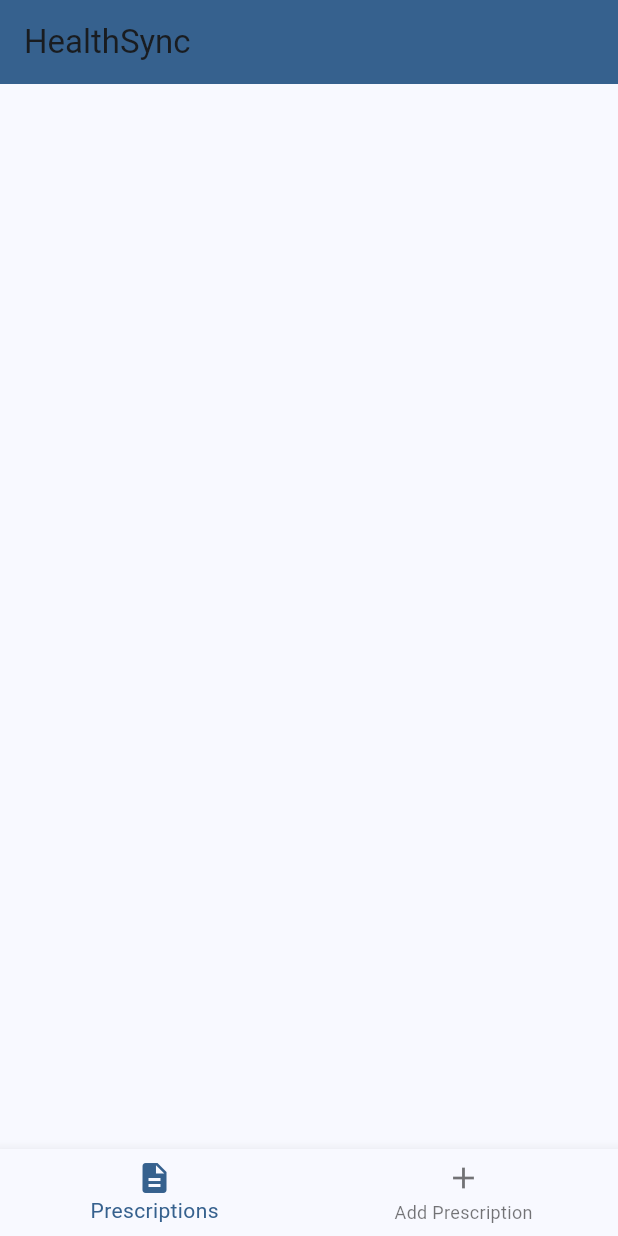
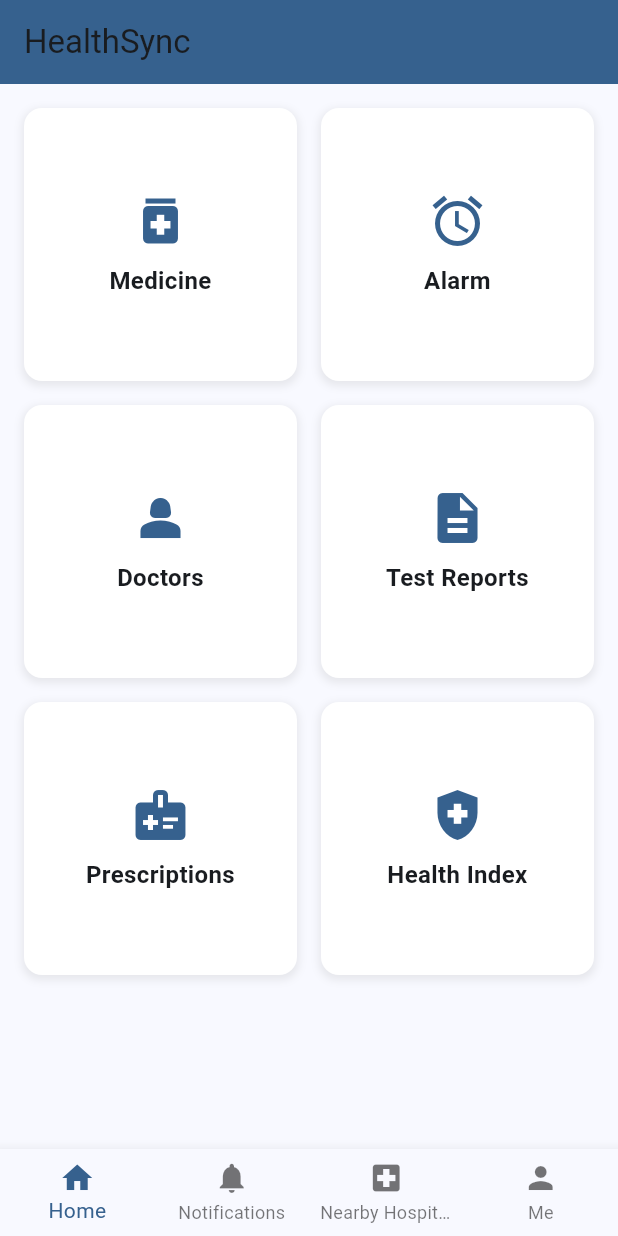
Before and after one commit to hasanalbanna012/healthsync, a Flutter app: the screen it shows after launch, on a phone screen of 412 x 824 dp. Run offline on Flutter 3.47's test engine with Material 3 defaults, Android fonts, the phone set to English and light mode, and no system bars; our stand-ins replace hive, hive_flutter, image_picker; accounts and stored records are empty.

Commit message:
home page added and navigation bar updated

```diff
--- a/lib/main.dart
+++ b/lib/main.dart
@@ -4,6 +4,7 @@ import 'package:hive/hive.dart';
 import 'package:hive_flutter/hive_flutter.dart';
 import 'dart:io';
 import 'models/prescription.dart';
+import 'pages/home_page.dart';
 
 void main() async {
   WidgetsFlutterBinding.ensureInitialized();
@@ -30,7 +31,7 @@ class MyApp extends StatelessWidget {
       theme: ThemeData(
         colorScheme: ColorScheme.fromSeed(seedColor: Colors.blue),
       ),
-      home: const PrescriptionPage(),
+      home: const HomePage(),
     );
   }
 }
@@ -43,7 +44,9 @@ class PrescriptionPage extends StatefulWidget {
 }
 
 class _PrescriptionPageState extends State<PrescriptionPage> {
-  final Box<Prescription> _prescriptionBox = Hive.box<Prescription>('prescriptions');
+  final Box<Prescription> _prescriptionBox = Hive.box<Prescription>(
+    'prescriptions',
+  );
   final ImagePicker _picker = ImagePicker();
 
   Future<void> _pickImage(ImageSource source) async {
--- /dev/null
+++ b/lib/pages/home_page.dart
@@ -0,0 +1,173 @@
+import 'package:flutter/material.dart';
+import 'package:image_picker/image_picker.dart';
+import 'package:hive/hive.dart';
+import 'package:hive_flutter/hive_flutter.dart';
+import 'dart:io';
+import '../models/prescription.dart';
+import '../widgets/bottom_nav_bar.dart';
+
+class HomePage extends StatefulWidget {
+  const HomePage({super.key});
+
+  @override
+  State<HomePage> createState() => _HomePageState();
+}
+
+class _HomePageState extends State<HomePage> {
+  final Box<Prescription> _prescriptionBox = Hive.box<Prescription>(
+    'prescriptions',
+  );
+  final ImagePicker _picker = ImagePicker();
+  int _currentIndex = 0;
+
+  Future<void> _pickImage(ImageSource source) async {
+    try {
+      final XFile? image = await _picker.pickImage(source: source);
+      if (image != null) {
+        final prescription = Prescription(
+          id: DateTime.now().toString(),
+          imagePath: image.path,
+          dateAdded: DateTime.now(),
+        );
+        await _prescriptionBox.add(prescription);
+      }
+    } catch (e) {
+      print('Error picking image: $e');
+    }
+  }
+
+  void _showAddPrescriptionDialog() {
+    showModalBottomSheet(
+      context: context,
+      builder: (context) => Column(
+        mainAxisSize: MainAxisSize.min,
+        children: [
+          ListTile(
+            leading: const Icon(Icons.camera_alt),
+            title: const Text('Take Photo'),
+            onTap: () {
+              Navigator.pop(context);
+              _pickImage(ImageSource.camera);
+            },
+          ),
+          ListTile(
+            leading: const Icon(Icons.photo_library),
+            title: const Text('Choose from Gallery'),
+            onTap: () {
+              Navigator.pop(context);
+              _pickImage(ImageSource.gallery);
+            },
+          ),
+        ],
+      ),
+    );
+  }
+
+  Widget _buildHomeSection(String title, IconData icon, VoidCallback onTap) {
+    return InkWell(
+      onTap: onTap,
+      child: Container(
+        decoration: BoxDecoration(
+          color: Colors.white,
+          borderRadius: BorderRadius.circular(12),
+          boxShadow: [
+            BoxShadow(
+              color: Colors.grey.withOpacity(0.2),
+              spreadRadius: 1,
+              blurRadius: 4,
+              offset: const Offset(0, 2),
+            ),
+          ],
+        ),
+        child: Column(
+          mainAxisAlignment: MainAxisAlignment.center,
+          children: [
+            Icon(icon, size: 40, color: Theme.of(context).primaryColor),
+            const SizedBox(height: 8),
+            Text(
+              title,
+              style: const TextStyle(fontSize: 16, fontWeight: FontWeight.bold),
+              textAlign: TextAlign.center,
+            ),
+          ],
+        ),
+      ),
+    );
+  }
+
+  @override
+  Widget build(BuildContext context) {
+    return Scaffold(
+      appBar: AppBar(
+        title: const Text('HealthSync'),
+        backgroundColor: Theme.of(context).colorScheme.primary,
+      ),
+      body: Padding(
+        padding: const EdgeInsets.all(16.0),
+        child: GridView.count(
+          crossAxisCount: 2,
+          mainAxisSpacing: 16,
+          crossAxisSpacing: 16,
+          children: [
+            _buildHomeSection('Medicine', Icons.medication, () {}),
+            _buildHomeSection('Alarm', Icons.alarm, () {}),
+            _buildHomeSection('Doctors', Icons.person_2, () {}),
+            _buildHomeSection('Test Reports', Icons.description, () {}),
+            _buildHomeSection('Prescriptions', Icons.medical_information, () {
+              Navigator.push(
+                context,
+                MaterialPageRoute(
+                  builder: (context) => ValueListenableBuilder(
+                    valueListenable: _prescriptionBox.listenable(),
+                    builder: (context, Box<Prescription> box, _) {
+                      return Scaffold(
+                        appBar: AppBar(title: const Text('Prescriptions')),
+                        body: GridView.builder(
+                          padding: const EdgeInsets.all(8),
+                          gridDelegate:
+                              const SliverGridDelegateWithFixedCrossAxisCount(
+                                crossAxisCount: 2,
+                                crossAxisSpacing: 10,
+                                mainAxisSpacing: 10,
+                              ),
+                          itemCount: box.length,
+                          itemBuilder: (context, index) {
+                            final prescription = box.getAt(index);
+                            return Container(
+                              decoration: BoxDecoration(
+                                border: Border.all(color: Colors.grey),
+                                borderRadius: BorderRadius.circular(8),
+                              ),
+                              child: Image.file(
+                                File(prescription!.imagePath),
+                                fit: BoxFit.cover,
+                              ),
+                            );
+                          },
+                        ),
+                        floatingActionButton: FloatingActionButton(
+                          onPressed: _showAddPrescriptionDialog,
+                          child: const Icon(Icons.add),
+                        ),
+                      );
+                    },
+                  ),
+                ),
+              );
+            }),
+            _buildHomeSection('Health Index', Icons.health_and_safety, () {}),
+          ],
+        ),
+      ),
+      bottomNavigationBar: BottomNavBar(
+        currentIndex: _currentIndex,
+        onTap: (index) {
+          setState(() {
+            _currentIndex = index;
+          });
+          // TODO: Implement navigation for other sections
+        },
+      ),
+    );
+  }
+}
--- /dev/null
+++ b/lib/widgets/bottom_nav_bar.dart
@@ -0,0 +1,33 @@
+import 'package:flutter/material.dart';
+
+class BottomNavBar extends StatelessWidget {
+  final int currentIndex;
+  final Function(int) onTap;
+
+  const BottomNavBar({
+    super.key,
+    required this.currentIndex,
+    required this.onTap,
+  });
+
+  @override
+  Widget build(BuildContext context) {
+    return BottomNavigationBar(
+      currentIndex: currentIndex,
+      type: BottomNavigationBarType.fixed,
+      items: const [
+        BottomNavigationBarItem(icon: Icon(Icons.home), label: 'Home'),
+        BottomNavigationBarItem(
+          icon: Icon(Icons.notifications),
+          label: 'Notifications',
+        ),
+        BottomNavigationBarItem(
+          icon: Icon(Icons.local_hospital),
+          label: 'Nearby Hospital',
+        ),
+        BottomNavigationBarItem(icon: Icon(Icons.person), label: 'Me'),
+      ],
+      onTap: onTap,
+    );
+  }
+}
```
